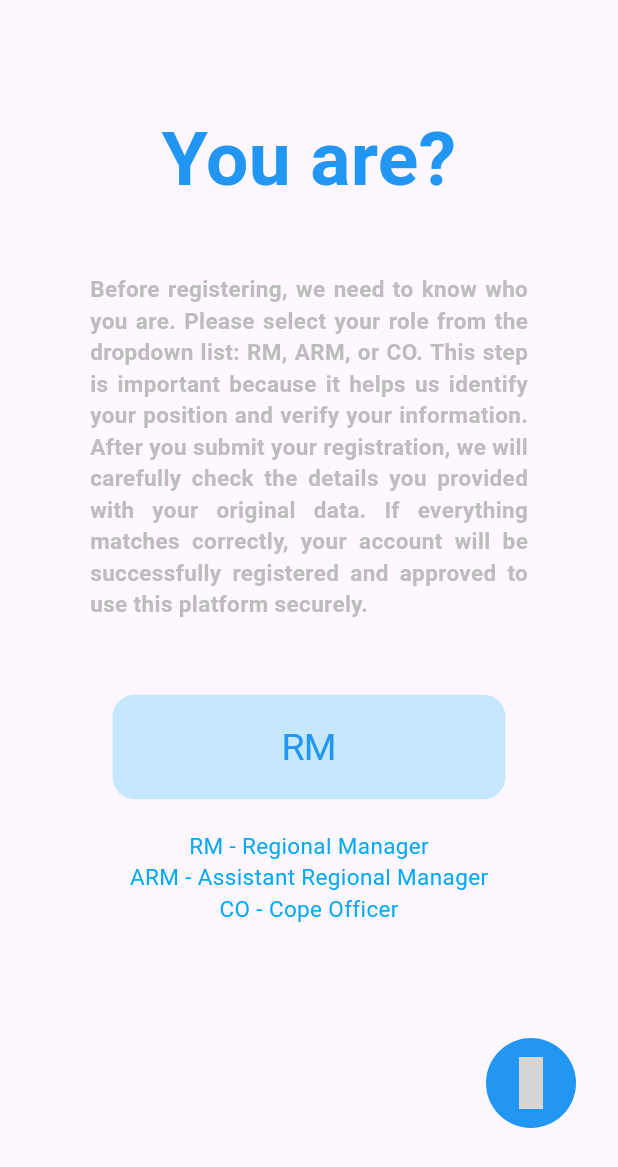
After one commit to InduwaraSH/timber, a Flutter app: the Positionpicker screen opened directly, on a phone screen of 412 x 824 dp. The commit adds this screen. Shown: the top 1167 px of the screen. Run offline on Flutter 3.47's test engine with Material 3 defaults, Android fonts, the phone set to English and light mode, and no system bars; our stand-ins replace firebase_auth, firebase_core, firebase_database, get, iconsax, internet_connection_checker_plus; accounts and stored records are empty; Roboto replaces fonts that are missing (sfproRoundRegular, sfproRoundSemiB); grey boxes are pictures that could not be loaded.

Commit message:
position picker added

```diff
--- /dev/null
+++ b/lib/PositionPicker.dart
@@ -0,0 +1,234 @@
+import 'package:flutter/cupertino.dart';
+import 'package:flutter/material.dart';
+import 'package:iconsax/iconsax.dart';
+
+class Positionpicker extends StatefulWidget {
+  const Positionpicker({super.key});
+
+  @override
+  State<Positionpicker> createState() => _PositionpickerState();
+}
+
+class _PositionpickerState extends State<Positionpicker> {
+  int _selectedTown = 0;
+  int _selectedTown_Drop = 0;
+  static const double _kItemExtent = 32.0;
+  static const List<String> _townName = <String>['RM', 'ARM', 'CO'];
+
+  void _showDialog(Widget child) {
+    showCupertinoModalPopup<void>(
+      context: context,
+      builder: (BuildContext context) => Container(
+        height: 216,
+        padding: const EdgeInsets.only(top: 6.0),
+        margin: EdgeInsets.only(
+          bottom: MediaQuery.of(context).viewInsets.bottom,
+        ),
+        color: CupertinoColors.systemBackground.resolveFrom(context),
+        child: SafeArea(top: false, child: child),
+      ),
+    );
+  }
+
+  @override
+  Widget build(BuildContext context) {
+    Size size = MediaQuery.of(context).size;
+    return Scaffold(
+      body: SafeArea(
+        child: SingleChildScrollView(
+          child: Column(
+            children: [
+              SizedBox(height: 70),
+              Center(
+                child: Text(
+                  "You are?",
+                  style: TextStyle(
+                    fontSize: 50,
+                    color: Colors.blue,
+                    fontWeight: FontWeight.bold,
+                    fontFamily: "sfproRoundSemiB",
+                  ),
+                  textAlign: TextAlign.center,
+                ),
+              ),
+              SizedBox(height: 40),
+              Padding(
+                padding: const EdgeInsets.only(left: 60.0, right: 60.0),
+                child: Text(
+                  "Before registering, we need to know who you are. Please select your role from the dropdown list: RM, ARM, or CO. This step is important because it helps us identify your position and verify your information. After you submit your registration, we will carefully check the details you provided with your original data. If everything matches correctly, your account will be successfully registered and approved to use this platform securely.",
+                  style: TextStyle(
+                    fontSize: 15,
+                    fontFamily: "sfproRoundRegular",
+                    fontWeight: FontWeight.w700,
+                    color: Colors.grey[400],
+                  ),
+                  textAlign: TextAlign.justify,
+                ),
+              ),
+              SizedBox(height: 50),
+              ClipRRect(
+                borderRadius: BorderRadius.circular(15.0),
+                child: Center(
+                  child: Container(
+                    decoration: BoxDecoration(
+                      color: Colors.lightBlueAccent.withOpacity(0.3),
+                      borderRadius: BorderRadius.circular(15.0),
+                    ),
+                    height: 70,
+                    width: size.width - 150,
+
+                    child: DefaultTextStyle(
+                      style: TextStyle(
+                        color: CupertinoColors.label.resolveFrom(context),
+                        fontSize: 22.0,
+                      ),
+                      child: Column(
+                        mainAxisAlignment: MainAxisAlignment.center,
+                        children: [
+                          Row(
+                            mainAxisAlignment: MainAxisAlignment.center,
+                            crossAxisAlignment: CrossAxisAlignment.center,
+                            children: <Widget>[
+                              CupertinoButton(
+                                padding: EdgeInsets.zero,
+                                // Display a CupertinoPicker with list of Stands.
+                                onPressed: () => _showDialog(
+                                  CupertinoPicker(
+                                    magnification: 1.32,
+                                    squeeze: 1.2,
+                                    useMagnifier: true,
+                                    itemExtent: _kItemExtent,
+
+                                    // This sets the initial item.
+                                    scrollController:
+                                        FixedExtentScrollController(
+                                          initialItem: _selectedTown,
+                                        ),
+                                    // This is called when selected item is changed.
+                                    onSelectedItemChanged: (int selectedItem) {
+                                      setState(() {
+                                        _selectedTown = selectedItem;
+                                      });
+                                    },
+                                    children: List<Widget>.generate(
+                                      _townName.length,
+                                      (int index) {
+                                        return Center(
+                                          child: Text(
+                                            _townName[index],
+                                            style: TextStyle(
+                                              color: Colors.black,
+                                              fontFamily: "sfproRoundRegular",
+                                              fontWeight: FontWeight.w700,
+                                              fontSize: 25.0,
+                                            ),
+                                          ),
+                                        );
+                                      },
+                                    ),
+                                  ),
+                                ),
+                                // This displays the selected fruit name.
+                                child: ClipRRect(
+                                  borderRadius: BorderRadius.circular(5.0),
+                                  child: Container(
+                                    color: const Color.fromARGB(
+                                      0,
+                                      64,
+                                      195,
+                                      255,
+                                    ),
+                                    padding: EdgeInsets.only(
+                                      left: 20.0,
+                                      right: 20.0,
+                                      top: 5.0,
+                                      bottom: 5.0,
+                                    ),
+                                    child: Text(
+                                      _townName[_selectedTown],
+                                      style: const TextStyle(
+                                        fontSize: 25.0,
+                                        color: Colors.blue,
+                                        fontFamily: "sfproRoundSemiB",
+                                      ),
+                                    ),
+                                  ),
+                                ),
+                              ),
+                            ],
+                          ),
+                        ],
+                      ),
+                    ),
+                  ),
+                ),
+              ),
+              SizedBox(height: 20),
+              Text(
+                "RM - Regional Manager",
+                style: TextStyle(
+                  fontFamily: "sfproRoundRegular",
+                  fontSize: 15,
+                  color: Colors.lightBlue[500],
+                ),
+                textAlign: TextAlign.start,
+              ),
+              Text(
+                "ARM - Assistant Regional Manager",
+                style: TextStyle(
+                  fontFamily: "sfproRoundRegular",
+                  fontSize: 15,
+                  color: Colors.lightBlue[500],
+                ),
+                textAlign: TextAlign.start,
+              ),
+              Text(
+                "CO - Cope Officer",
+                style: TextStyle(
+                  fontFamily: "sfproRoundRegular",
+                  fontSize: 15,
+                  color: Colors.lightBlue[500],
+                ),
+                textAlign: TextAlign.start,
+              ),
+              SizedBox(height: 60),
+              Row(
+                mainAxisAlignment: MainAxisAlignment.end,
+                children: [
+                  Padding(
+                    padding: const EdgeInsets.only(
+                      left: 8.0,
+                      right: 8.0,
+                      bottom: 20,
+                    ),
+                    child: Container(
+                      child: CupertinoButton(
+                        child: CircleAvatar(
+                          radius: 30,
+                          backgroundColor: Colors.blue,
+                          child: Icon(
+                            Iconsax.next,
+                            size: 35,
+                            color: Colors.white,
+                          ),
+                        ),
+                        onPressed: () {
+                          Navigator.push(
+                            context,
+                            MaterialPageRoute(
+                              builder: (context) => Positionpicker(),
+                            ),
+                          );
+                        },
+                      ),
+                    ),
+                  ),
+                ],
+              ),
+            ],
+          ),
+        ),
+      ),
+    );
+  }
+}
--- a/lib/logingPage.dart
+++ b/lib/logingPage.dart
@@ -1,6 +1,7 @@
 import 'package:flutter/cupertino.dart';
 import 'package:flutter/material.dart';
 import 'package:iconsax/iconsax.dart';
+import 'package:timber_app/PositionPicker.dart';
 import 'package:timber_app/loging.dart';
 
 class Loging_homePage extends StatefulWidget {
@@ -319,7 +320,14 @@ class _Loging_homePageState extends State<Loging_homePage> {
                               color: Colors.white,
                             ),
                           ),
-                          onPressed: () {},
+                          onPressed: () {
+                            Navigator.push(
+                              context,
+                              MaterialPageRoute(
+                                builder: (context) => Positionpicker(),
+                              ),
+                            );
+                          },
                         ),
                       ),
                     ),
```
